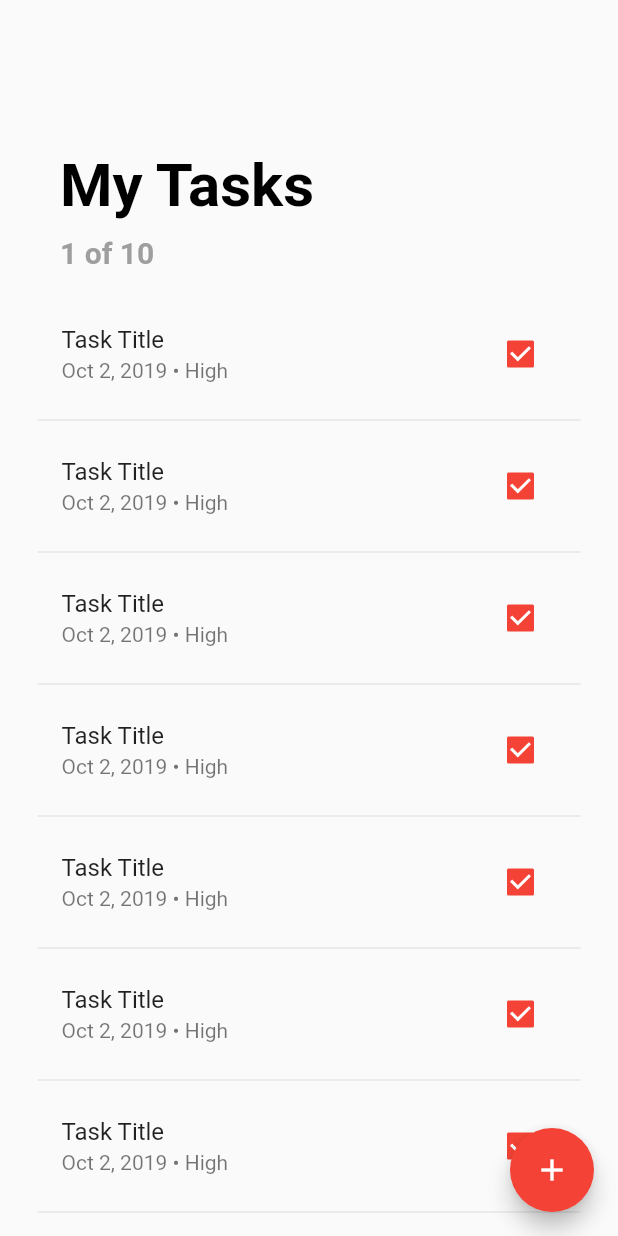
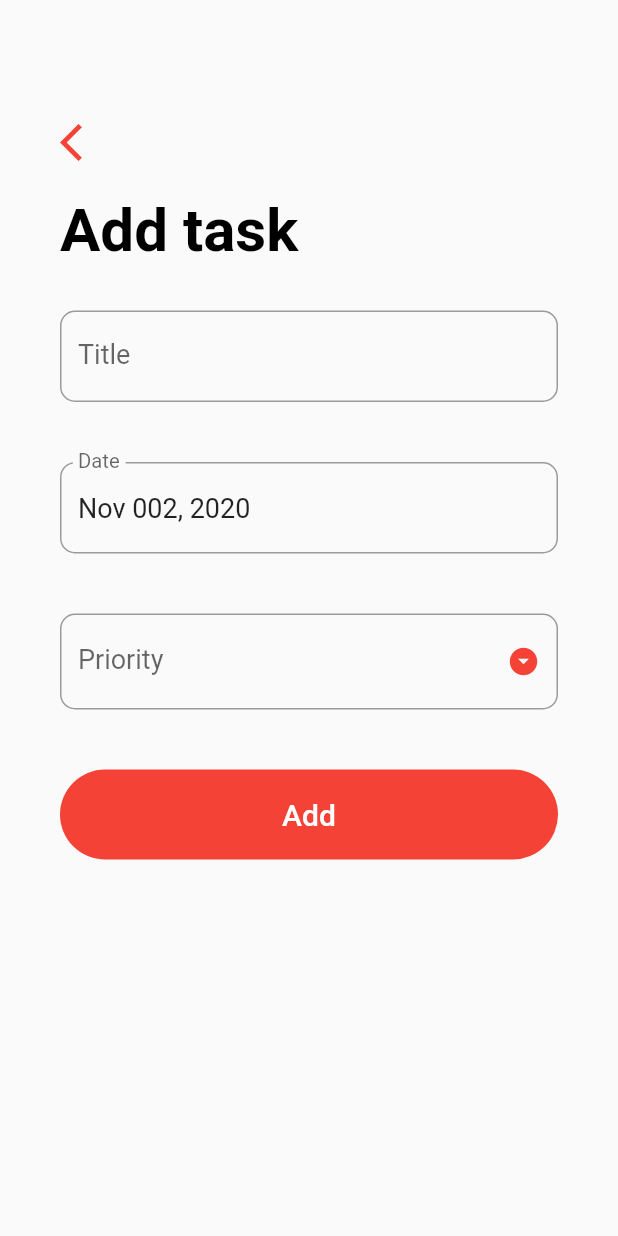
Before and after one commit to prufect/flutter_sqflite, a Flutter app: the screen it shows after launch, after a tap on the "add" icon, on a phone screen of 412 x 824 dp. Run offline on Flutter 3.47's test engine with Material 2 defaults, Android fonts, the phone set to English and light mode, and no system bars.

Commit message:
Add create task screen

```diff
--- /dev/null
+++ b/lib/screens/add_task_screen.dart
@@ -0,0 +1,192 @@
+import 'package:flutter/material.dart';
+import 'package:intl/intl.dart';
+
+class AddTaskScreen extends StatefulWidget {
+  @override
+  _AddTaskScreenState createState() => _AddTaskScreenState();
+}
+
+class _AddTaskScreenState extends State<AddTaskScreen> {
+  final _formKey = GlobalKey<FormState>();
+  String _title = '';
+  String _priority;
+  DateTime _date = DateTime.now();
+  TextEditingController _dateController = TextEditingController();
+
+  final DateFormat _dateFormatter = DateFormat('MMM ddd, yyyy');
+  final List<String> _priorities = ['Low', 'Medium', 'High'];
+
+  @override
+  void initState() {
+    super.initState();
+    _dateController.text = _dateFormatter.format(_date);
+  }
+
+  @override
+  void dispose() {
+    _dateController.dispose();
+    super.dispose();
+  }
+
+  _handleDatePicker() async {
+    final DateTime date = await showDatePicker(
+      context: context,
+      initialDate: _date,
+      firstDate: DateTime(2000),
+      lastDate: DateTime(2100),
+    );
+
+    if (date != null && date != _date) {
+      setState(() {
+        _date = date;
+      });
+
+      _dateController.text = _dateFormatter.format(_date);
+    }
+  }
+
+  _submit() {
+    if (_formKey.currentState.validate()) {
+      _formKey.currentState.save();
+      print('$_title • $_date • $_priority');
+      Navigator.pop(context);
+    }
+  }
+
+  @override
+  Widget build(BuildContext context) {
+    return Scaffold(
+      body: GestureDetector(
+        onTap: () => FocusScope.of(context).unfocus(),
+        child: SingleChildScrollView(
+          child: Container(
+            padding: EdgeInsets.symmetric(horizontal: 40, vertical: 80),
+            child: Column(
+              crossAxisAlignment: CrossAxisAlignment.start,
+              children: [
+                GestureDetector(
+                  onTap: () => Navigator.pop(context),
+                  child: Icon(
+                    Icons.arrow_back_ios,
+                    size: 30.0,
+                    color: Theme.of(context).primaryColor,
+                  ),
+                ),
+                SizedBox(
+                  height: 20,
+                ),
+                Text(
+                  'Add task',
+                  style: TextStyle(
+                    color: Colors.black,
+                    fontSize: 40.0,
+                    fontWeight: FontWeight.bold,
+                  ),
+                ),
+                SizedBox(
+                  height: 10,
+                ),
+                Form(
+                  key: _formKey,
+                  child: Column(
+                    children: [
+                      Padding(
+                        padding: const EdgeInsets.symmetric(vertical: 20.0),
+                        child: TextFormField(
+                          style: TextStyle(fontSize: 18),
+                          decoration: InputDecoration(
+                            labelText: "Title",
+                            labelStyle: TextStyle(fontSize: 18),
+                            border: OutlineInputBorder(
+                              borderRadius: BorderRadius.circular(10),
+                            ),
+                          ),
+                          validator: (input) => input.trim().isEmpty
+                              ? 'Please enter task title'
+                              : null,
+                          onSaved: (input) => _title = input,
+                          initialValue: _title,
+                        ),
+                      ),
+                      Padding(
+                        padding: const EdgeInsets.symmetric(vertical: 20.0),
+                        child: TextFormField(
+                          readOnly: true,
+                          controller: _dateController,
+                          onTap: _handleDatePicker,
+                          style: TextStyle(fontSize: 18),
+                          decoration: InputDecoration(
+                            labelText: "Date",
+                            labelStyle: TextStyle(fontSize: 18),
+                            border: OutlineInputBorder(
+                              borderRadius: BorderRadius.circular(10),
+                            ),
+                          ),
+                        ),
+                      ),
+                      Padding(
+                        padding: const EdgeInsets.symmetric(vertical: 20.0),
+                        child: DropdownButtonFormField(
+                          isDense: true,
+                          icon: Icon(Icons.arrow_drop_down_circle),
+                          iconSize: 22.0,
+                          iconEnabledColor: Theme.of(context).primaryColor,
+                          items: _priorities
+                              .map(
+                                (priority) => DropdownMenuItem(
+                                  value: priority,
+                                  child: Text(
+                                    priority,
+                                    style: TextStyle(
+                                      color: Colors.black,
+                                      fontSize: 18,
+                                    ),
+                                  ),
+                                ),
+                              )
+                              .toList(),
+                          style: TextStyle(fontSize: 18),
+                          decoration: InputDecoration(
+                            labelText: "Priority",
+                            labelStyle: TextStyle(fontSize: 18),
+                            border: OutlineInputBorder(
+                              borderRadius: BorderRadius.circular(10),
+                            ),
+                          ),
+                          validator: (input) => _priority == null
+                              ? 'Please select a priority level'
+                              : null,
+                          onChanged: (value) =>
+                              setState(() => _priority = value),
+                          value: _priority,
+                        ),
+                      ),
+                      Container(
+                        margin: EdgeInsets.symmetric(
+                          vertical: 20,
+                        ),
+                        height: 60.0,
+                        width: double.infinity,
+                        decoration: BoxDecoration(
+                          color: Theme.of(context).primaryColor,
+                          borderRadius: BorderRadius.circular(30),
+                        ),
+                        child: FlatButton(
+                          onPressed: _submit,
+                          child: Text(
+                            "Add",
+                            style: TextStyle(color: Colors.white, fontSize: 20),
+                          ),
+                        ),
+                      )
+                    ],
+                  ),
+                )
+              ],
+            ),
+          ),
+        ),
+      ),
+    );
+  }
+}
--- a/lib/screens/todo_list_screen.dart
+++ b/lib/screens/todo_list_screen.dart
@@ -1,4 +1,5 @@
 import 'package:flutter/material.dart';
+import 'package:flutter_sqflite/screens/add_task_screen.dart';
 
 class TodoListScreen extends StatefulWidget {
   @override
@@ -32,7 +33,12 @@ class _TodoListScreenState extends State<TodoListScreen> {
       floatingActionButton: FloatingActionButton(
         backgroundColor: Theme.of(context).primaryColor,
         child: Icon(Icons.add),
-        onPressed: () => print("Add Task"),
+        onPressed: () => Navigator.push(
+          context,
+          MaterialPageRoute(
+            builder: (_) => AddTaskScreen(),
+          ),
+        ),
       ),
       body: ListView.builder(
         padding: EdgeInsets.symmetric(vertical: 80),
```
Also changed, not shown: pubspec.yaml (+2 -11 lines), pubspec.lock.
